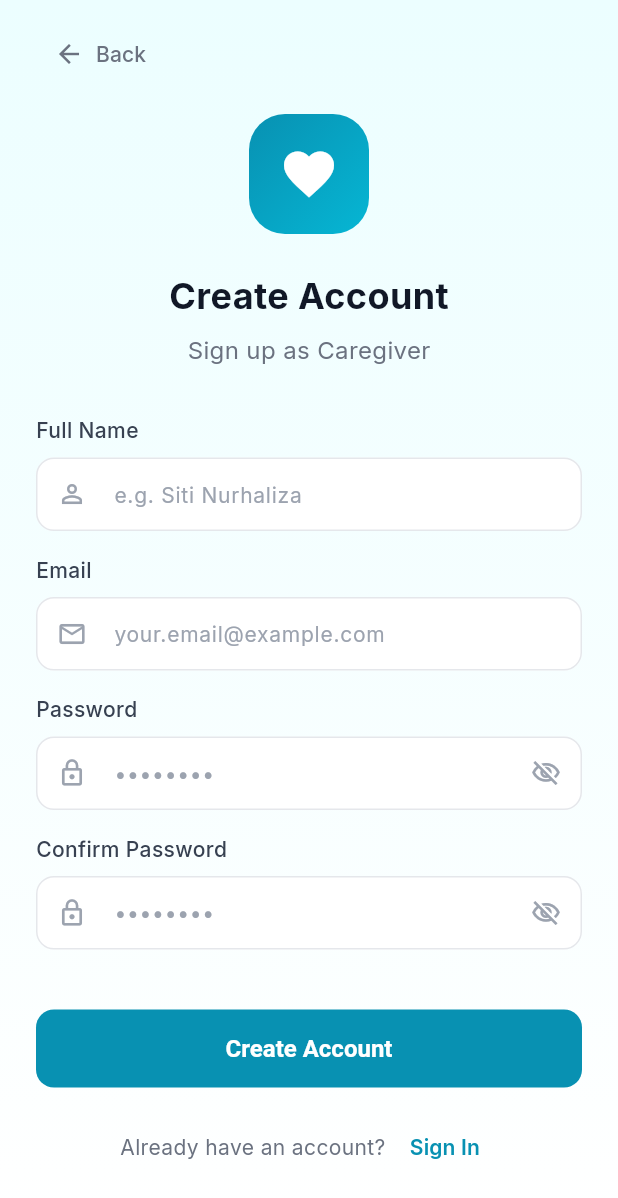
After one commit to fatemaj6/MobileApplicationProject_Shiftrs, a Flutter app: the RegisterScreen screen opened by its route, on a phone screen of 412 x 824 dp. The commit adds this screen. Shown: the top 1198 px of the screen. Run offline on Flutter 3.47's test engine with Material 3 defaults, Android fonts, the phone set to English and light mode, and no system bars; our stand-ins replace firebase_core, google_fonts; accounts and stored records are empty.

Commit message:
SMAP-1 Build RegisterScreen UI with role-based styling and validation

```diff
--- a/lib/core/routes/app_routes.dart
+++ b/lib/core/routes/app_routes.dart
@@ -1,9 +1,9 @@
 class AppRoutes {
   AppRoutes._();
 
-  static const String welcome         = '/welcome';
   static const String roleSelection   = '/role-selection';
   static const String login           = '/login';
+  static const String register        = '/register';
 
   // Caregiver
   static const String caregiverHome   = '/caregiver/home';
--- /dev/null
+++ b/lib/features/auth/presentation/register_screen.dart
@@ -0,0 +1,243 @@
+import 'package:flutter/material.dart';
+import '../../../core/constants/app_colors.dart';
+import '../../../core/constants/app_radius.dart';
+import '../../../core/utils/validators.dart';
+import '../../../core/widgets/custom_button.dart';
+import '../../../core/widgets/custom_text_field.dart';
+
+class RegisterScreen extends StatefulWidget {
+  const RegisterScreen({super.key});
+
+  @override
+  State<RegisterScreen> createState() => _RegisterScreenState();
+}
+
+class _RegisterScreenState extends State<RegisterScreen> {
+  final _formKey = GlobalKey<FormState>();
+  final _nameController = TextEditingController();
+  final _emailController = TextEditingController();
+  final _passwordController = TextEditingController();
+  final _confirmPasswordController = TextEditingController();
+  bool _isLoading = false;
+  String? _errorMessage;
+  late String _role;
+
+  @override
+  void didChangeDependencies() {
+    super.didChangeDependencies();
+    _role = ModalRoute.of(context)?.settings.arguments as String? ?? 'caregiver';
+  }
+
+  Future<void> _handleRegister() async {
+    if (!_formKey.currentState!.validate()) return;
+
+    setState(() {
+      _isLoading = true;
+      _errorMessage = null;
+    });
+
+    // Firebase registration will go here in next step
+    await Future.delayed(const Duration(seconds: 1)); // placeholder
+
+    setState(() => _isLoading = false);
+  }
+
+  @override
+  void dispose() {
+    _nameController.dispose();
+    _emailController.dispose();
+    _passwordController.dispose();
+    _confirmPasswordController.dispose();
+    super.dispose();
+  }
+
+  @override
+  Widget build(BuildContext context) {
+    final isCaregiver = _role == 'caregiver';
+
+    return Scaffold(
+      body: Container(
+        decoration: const BoxDecoration(
+          gradient: LinearGradient(
+            begin: Alignment.topCenter,
+            end: Alignment.bottomCenter,
+            colors: [AppColors.cyanBg, Colors.white],
+          ),
+        ),
+        child: SafeArea(
+          child: SingleChildScrollView(
+            padding: const EdgeInsets.symmetric(horizontal: 24, vertical: 12),
+            child: Column(
+              children: [
+                // Back button
+                Align(
+                  alignment: Alignment.centerLeft,
+                  child: TextButton.icon(
+                    onPressed: () => Navigator.pop(context),
+                    icon: const Icon(
+                      Icons.arrow_back,
+                      color: AppColors.textSecondary,
+                      size: 20,
+                    ),
+                    label: const Text(
+                      'Back',
+                      style: TextStyle(color: AppColors.textSecondary),
+                    ),
+                  ),
+                ),
+                const SizedBox(height: 16),
+
+                // Icon
+                Container(
+                  padding: const EdgeInsets.all(20),
+                  decoration: BoxDecoration(
+                    gradient: LinearGradient(
+                      begin: Alignment.topLeft,
+                      end: Alignment.bottomRight,
+                      colors: isCaregiver
+                          ? [AppColors.primary, AppColors.primaryLight]
+                          : [AppColors.purple, AppColors.purpleLight],
+                    ),
+                    borderRadius: BorderRadius.circular(AppRadius.xl),
+                  ),
+                  child: const Icon(
+                    Icons.favorite,
+                    color: Colors.white,
+                    size: 40,
+                  ),
+                ),
+                const SizedBox(height: 24),
+
+                // Title
+                Text(
+                  'Create Account',
+                  style: const TextStyle(
+                    fontSize: 24,
+                    fontWeight: FontWeight.w700,
+                    color: AppColors.foreground,
+                  ),
+                ),
+                const SizedBox(height: 8),
+                Text(
+                  'Sign up as ${isCaregiver ? 'Caregiver' : 'Family Member'}',
+                  style: const TextStyle(
+                    fontSize: 16,
+                    color: AppColors.textSecondary,
+                  ),
+                ),
+                const SizedBox(height: 32),
+
+                // Form
+                Form(
+                  key: _formKey,
+                  child: Column(
+                    children: [
+                      CustomTextField(
+                        label: 'Full Name',
+                        hint: 'e.g. Siti Nurhaliza',
+                        controller: _nameController,
+                        prefixIcon: Icons.person_outline,
+                        validator: (v) => Validators.required(v, 'Full name'),
+                      ),
+                      const SizedBox(height: 16),
+                      CustomTextField(
+                        label: 'Email',
+                        hint: 'your.email@example.com',
+                        controller: _emailController,
+                        prefixIcon: Icons.mail_outline,
+                        keyboardType: TextInputType.emailAddress,
+                        validator: Validators.email,
+                      ),
+                      const SizedBox(height: 16),
+                      CustomTextField(
+                        label: 'Password',
+                        hint: '••••••••',
+                        controller: _passwordController,
+                        prefixIcon: Icons.lock_outline,
+                        isPassword: true,
+                        validator: Validators.password,
+                      ),
+                      const SizedBox(height: 16),
+                      CustomTextField(
+                        label: 'Confirm Password',
+                        hint: '••••••••',
+                        controller: _confirmPasswordController,
+                        prefixIcon: Icons.lock_outline,
+                        isPassword: true,
+                        validator: (v) {
+                          if (v == null || v.isEmpty) {
+                            return 'Please confirm your password.';
+                          }
+                          if (v != _passwordController.text) {
+                            return 'Passwords do not match.';
+                          }
+                          return null;
+                        },
+                      ),
+                      const SizedBox(height: 16),
+
+                      // Error message
+                      if (_errorMessage != null)
+                        Container(
+                          width: double.infinity,
+                          padding: const EdgeInsets.all(12),
+                          decoration: BoxDecoration(
+                            color: AppColors.missedBg,
+                            borderRadius: BorderRadius.circular(AppRadius.md),
+                          ),
+                          child: Text(
+                            _errorMessage!,
+                            style: const TextStyle(
+                              color: AppColors.missed,
+                              fontSize: 14,
+                            ),
+                          ),
+                        ),
+
+                      const SizedBox(height: 24),
+
+                      // Register button
+                      CustomButton(
+                        label: 'Create Account',
+                        onPressed: _handleRegister,
+                        isLoading: _isLoading,
+                        backgroundColor: isCaregiver
+                            ? AppColors.primary
+                            : AppColors.purple,
+                      ),
+                      const SizedBox(height: 16),
+
+                      // Login link
+                      Row(
+                        mainAxisAlignment: MainAxisAlignment.center,
+                        children: [
+                          const Text(
+                            'Already have an account? ',
+                            style: TextStyle(color: AppColors.textSecondary),
+                          ),
+                          TextButton(
+                            onPressed: () => Navigator.pop(context),
+                            child: Text(
+                              'Sign In',
+                              style: TextStyle(
+                                color: isCaregiver
+                                    ? AppColors.primary
+                                    : AppColors.purple,
+                                fontWeight: FontWeight.w600,
+                              ),
+                            ),
+                          ),
+                        ],
+                      ),
+                      const SizedBox(height: 24),
+                    ],
+                  ),
+                ),
+              ],
+            ),
+          ),
+        ),
+      ),
+    );
+  }
+}
--- a/lib/features/onboarding/presentation/role_selection_screen.dart
+++ b/lib/features/onboarding/presentation/role_selection_screen.dart
@@ -9,7 +9,6 @@ class RoleSelectionScreen extends StatelessWidget {
   @override
   Widget build(BuildContext context) {
     return Scaffold(
-      backgroundColor: AppColors.background,
       body: Container(
         decoration: const BoxDecoration(
           gradient: LinearGradient(
@@ -27,7 +26,6 @@ class RoleSelectionScreen extends StatelessWidget {
                   child: Column(
                     mainAxisAlignment: MainAxisAlignment.center,
                     children: [
-                      // Title
                       Text(
                         'Choose Your Role',
                         style: TextStyle(
@@ -47,15 +45,12 @@ class RoleSelectionScreen extends StatelessWidget {
                         textAlign: TextAlign.center,
                       ),
                       SizedBox(height: 40),
-
-                      // Role cards
                       _RoleCard(
                         role: 'caregiver',
                         title: 'Caregiver',
                         description:
                             'I provide hands-on daily care and need to manage medications, log activities, and track appointments',
                         iconColor: AppColors.primary,
-                        iconBgColor: AppColors.cyanLight,
                         icon: Icons.favorite,
                       ),
                       SizedBox(height: 16),
@@ -65,14 +60,11 @@ class RoleSelectionScreen extends StatelessWidget {
                         description:
                             'I monitor care remotely and want to stay updated on my loved one\'s health and well-being',
                         iconColor: AppColors.purple,
-                        iconBgColor: AppColors.purpleBg,
                         icon: Icons.visibility,
                       ),
                     ],
                   ),
                 ),
-
-                // Back button
                 TextButton(
                   onPressed: () => Navigator.pop(context),
                   child: const Text(
@@ -98,7 +90,6 @@ class _RoleCard extends StatelessWidget {
   final String title;
   final String description;
   final Color iconColor;
-  final Color iconBgColor;
   final IconData icon;
 
   const _RoleCard({
@@ -106,7 +97,6 @@ class _RoleCard extends StatelessWidget {
     required this.title,
     required this.description,
     required this.iconColor,
-    required this.iconBgColor,
     required this.icon,
   });
 
@@ -116,7 +106,7 @@ class _RoleCard extends StatelessWidget {
       onTap: () {
         Navigator.pushNamed(
           context,
-          AppRoutes.login,
+          AppRoutes.register,
           arguments: role,
         );
       },
@@ -131,7 +121,6 @@ class _RoleCard extends StatelessWidget {
         child: Row(
           crossAxisAlignment: CrossAxisAlignment.start,
           children: [
-            // Icon container
             Container(
               padding: const EdgeInsets.all(16),
               decoration: BoxDecoration(
@@ -148,8 +137,6 @@ class _RoleCard extends StatelessWidget {
               child: Icon(icon, color: Colors.white, size: 32),
             ),
             const SizedBox(width: 16),
-
-            // Text
             Expanded(
               child: Column(
                 crossAxisAlignment: CrossAxisAlignment.start,
--- a/lib/main.dart
+++ b/lib/main.dart
@@ -3,6 +3,7 @@ import 'package:firebase_core/firebase_core.dart';
 import 'core/theme/app_theme.dart';
 import 'core/routes/app_routes.dart';
 import 'features/onboarding/presentation/role_selection_screen.dart';
+import 'features/auth/presentation/register_screen.dart';
 import 'firebase_options.dart';
 
 void main() async {
@@ -25,6 +26,7 @@ class CareConnectApp extends StatelessWidget {
       initialRoute: AppRoutes.roleSelection,
       routes: {
         AppRoutes.roleSelection: (ctx) => const RoleSelectionScreen(),
+        AppRoutes.register:      (ctx) => const RegisterScreen(),
       },
     );
   }
```
